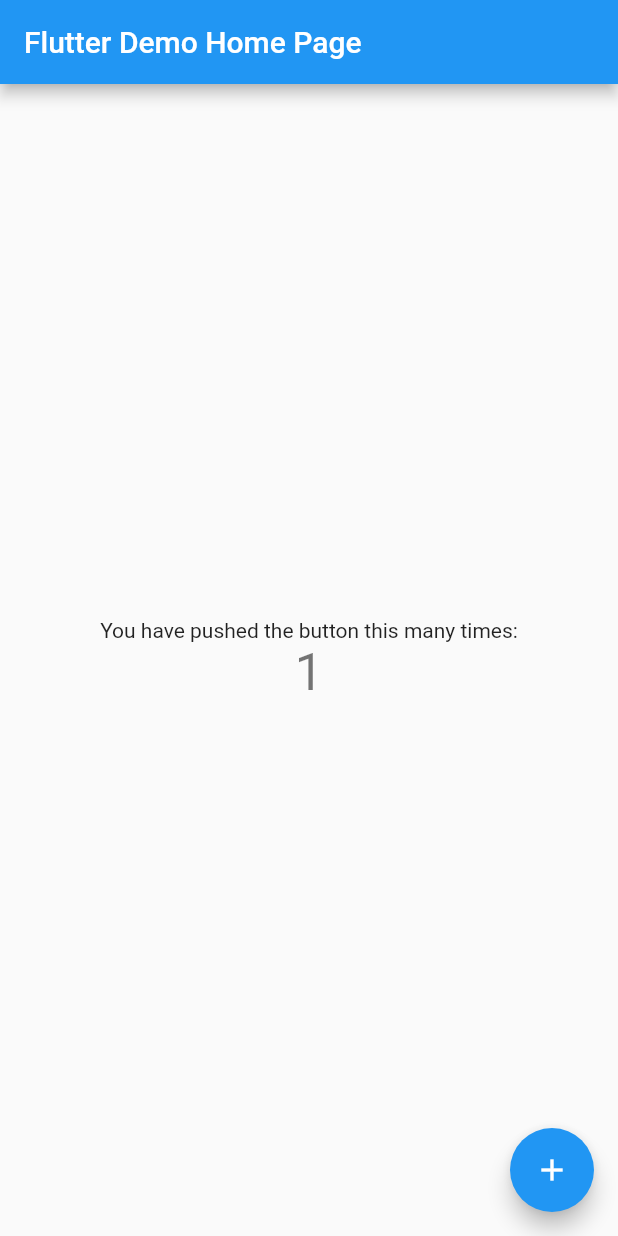
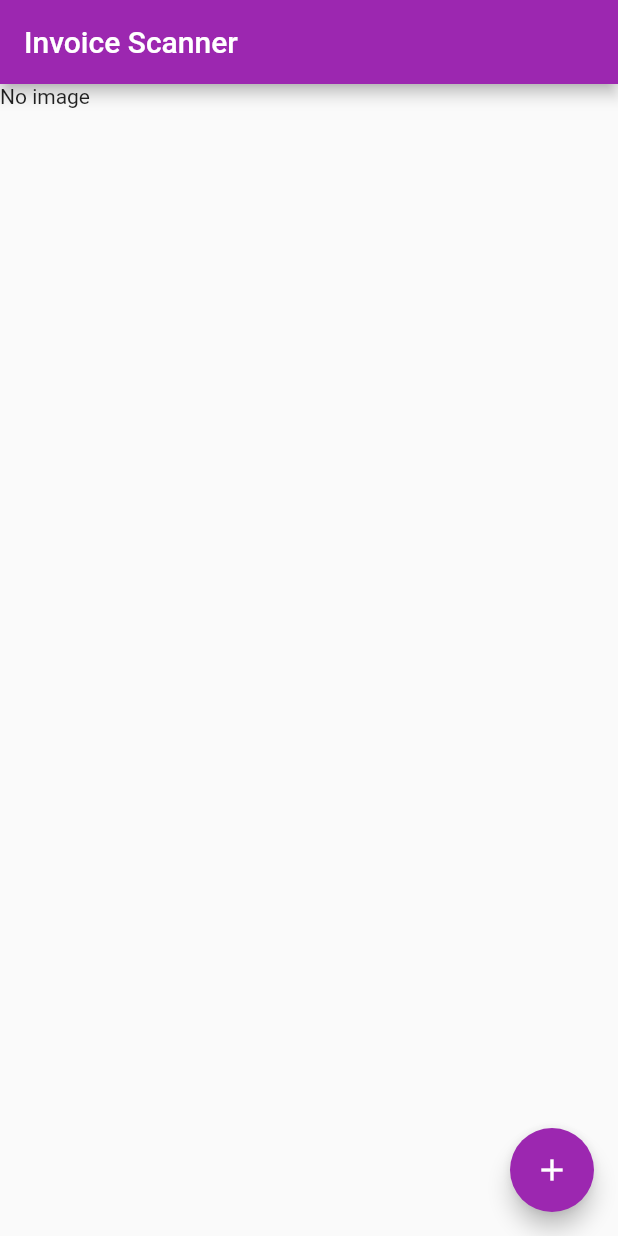
Before and after one commit to wochap/invoice_scanner, a Flutter app: the screen it shows after launch, after a tap on the "add" icon, on a phone screen of 412 x 824 dp. Run offline on Flutter 3.47's test engine with Material 2 defaults, Android fonts, the phone set to English and light mode, and no system bars; our stand-ins replace get_it, image_picker, rxdart.

```diff
--- /dev/null
+++ b/lib/app.dart
@@ -0,0 +1,37 @@
+import 'package:flutter/material.dart';
+import 'package:image_picker/image_picker.dart';
+import 'package:invoicescanner/main.dart';
+import 'package:invoicescanner/store.dart';
+
+class App extends StatelessWidget {
+  final store = getIt<Store>();
+  final String appTitle;
+
+  App({ @required this.appTitle });
+
+  @override
+  Widget build(BuildContext context) {
+    return Scaffold(
+      appBar: AppBar(
+        title: Text(appTitle),
+      ),
+      body: StreamBuilder(
+        stream: store.imageStream$,
+        builder: (BuildContext context, AsyncSnapshot snap) {
+          var image = snap.data;
+          return image == null ? Text('No image') : Image.file(image);
+        }
+      ),
+      floatingActionButton: FloatingActionButton(
+        onPressed: _scan,
+        tooltip: 'Scan',
+        child: Icon(Icons.add),
+      ),
+    );
+  }
+
+  Future _scan() async {
+    var image = await ImagePicker.pickImage(source: ImageSource.camera);
+    store.updateImage(image);
+  }
+}
--- a/lib/main.dart
+++ b/lib/main.dart
@@ -1,111 +1,29 @@
 import 'package:flutter/material.dart';
+import 'package:get_it/get_it.dart';
+import 'package:invoicescanner/app.dart';
+import 'package:invoicescanner/store.dart';
 
-void main() => runApp(MyApp());
+final getIt = GetIt.instance;
+String appTitle = 'Invoice Scanner';
 
-class MyApp extends StatelessWidget {
-  // This widget is the root of your application.
+class Root extends StatelessWidget {
   @override
   Widget build(BuildContext context) {
     return MaterialApp(
-      title: 'Flutter Demo',
+      title: appTitle,
       theme: ThemeData(
-        // This is the theme of your application.
-        //
-        // Try running your application with "flutter run". You'll see the
-        // application has a blue toolbar. Then, without quitting the app, try
-        // changing the primarySwatch below to Colors.green and then invoke
-        // "hot reload" (press "r" in the console where you ran "flutter run",
-        // or simply save your changes to "hot reload" in a Flutter IDE).
-        // Notice that the counter didn't reset back to zero; the application
-        // is not restarted.
-        primarySwatch: Colors.blue,
+        primarySwatch: Colors.purple,
       ),
-      home: MyHomePage(title: 'Flutter Demo Home Page'),
+      home: App(appTitle: appTitle),
     );
   }
 }
 
-class MyHomePage extends StatefulWidget {
-  MyHomePage({Key key, this.title}) : super(key: key);
-
-  // This widget is the home page of your application. It is stateful, meaning
-  // that it has a State object (defined below) that contains fields that affect
-  // how it looks.
-
-  // This class is the configuration for the state. It holds the values (in this
-  // case the title) provided by the parent (in this case the App widget) and
-  // used by the build method of the State. Fields in a Widget subclass are
-  // always marked "final".
-
-  final String title;
-
-  @override
-  _MyHomePageState createState() => _MyHomePageState();
+void setup() {
+  GetIt.I.registerSingleton<Store>(Store());
 }
 
-class _MyHomePageState extends State<MyHomePage> {
-  int _counter = 0;
-
-  void _incrementCounter() {
-    setState(() {
-      // This call to setState tells the Flutter framework that something has
-      // changed in this State, which causes it to rerun the build method below
-      // so that the display can reflect the updated values. If we changed
-      // _counter without calling setState(), then the build method would not be
-      // called again, and so nothing would appear to happen.
-      _counter++;
-    });
-  }
-
-  @override
-  Widget build(BuildContext context) {
-    // This method is rerun every time setState is called, for instance as done
-    // by the _incrementCounter method above.
-    //
-    // The Flutter framework has been optimized to make rerunning build methods
-    // fast, so that you can just rebuild anything that needs updating rather
-    // than having to individually change instances of widgets.
-    return Scaffold(
-      appBar: AppBar(
-        // Here we take the value from the MyHomePage object that was created by
-        // the App.build method, and use it to set our appbar title.
-        title: Text(widget.title),
-      ),
-      body: Center(
-        // Center is a layout widget. It takes a single child and positions it
-        // in the middle of the parent.
-        child: Column(
-          // Column is also a layout widget. It takes a list of children and
-          // arranges them vertically. By default, it sizes itself to fit its
-          // children horizontally, and tries to be as tall as its parent.
-          //
-          // Invoke "debug painting" (press "p" in the console, choose the
-          // "Toggle Debug Paint" action from the Flutter Inspector in Android
-          // Studio, or the "Toggle Debug Paint" command in Visual Studio Code)
-          // to see the wireframe for each widget.
-          //
-          // Column has various properties to control how it sizes itself and
-          // how it positions its children. Here we use mainAxisAlignment to
-          // center the children vertically; the main axis here is the vertical
-          // axis because Columns are vertical (the cross axis would be
-          // horizontal).
-          mainAxisAlignment: MainAxisAlignment.center,
-          children: <Widget>[
-            Text(
-              'You have pushed the button this many times:',
-            ),
-            Text(
-              '$_counter',
-              style: Theme.of(context).textTheme.display1,
-            ),
-          ],
-        ),
-      ),
-      floatingActionButton: FloatingActionButton(
-        onPressed: _incrementCounter,
-        tooltip: 'Increment',
-        child: Icon(Icons.add),
-      ), // This trailing comma makes auto-formatting nicer for build methods.
-    );
-  }
+void main() {
+  setup();
+  runApp(Root());
 }
--- /dev/null
+++ b/lib/store.dart
@@ -0,0 +1,12 @@
+import 'package:rxdart/rxdart.dart';
+
+class Store {
+  BehaviorSubject _image = BehaviorSubject.seeded(null);
+
+  get imageStream$ => _image.stream;
+  get image => _image.value;
+
+  updateImage(image) {
+    _image.add(image);
+  }
+}
--- a/pubspec.yaml
+++ b/pubspec.yaml
@@ -23,6 +23,11 @@ dependencies:
   # The following adds the Cupertino Icons font to your application.
   # Use with the CupertinoIcons class for iOS style icons.
   cupertino_icons: ^0.1.2
+  firebase_core: ^0.4.0+9
+  firebase_ml_vision: ^0.9.3+8
+  image_picker: ^0.6.4
+  rxdart: ^0.23.1
+  get_it: ^4.0.1
 
 dev_dependencies:
   flutter_test:
```
Also changed, not shown: pubspec.lock, 2 other files.
